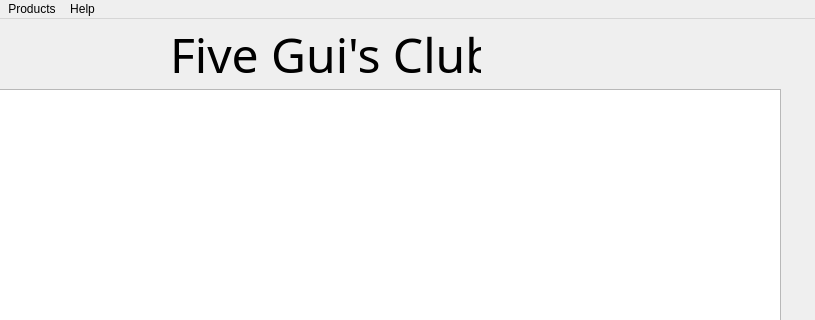
This is src/qt/mainwindow.ui in minipunch/cs1cproject1 as Qt 5 draws it before an edit; both pictures show x 100 to 915 and y 0 to 320 of the 915 by 636 pixel window. The edited form follows.
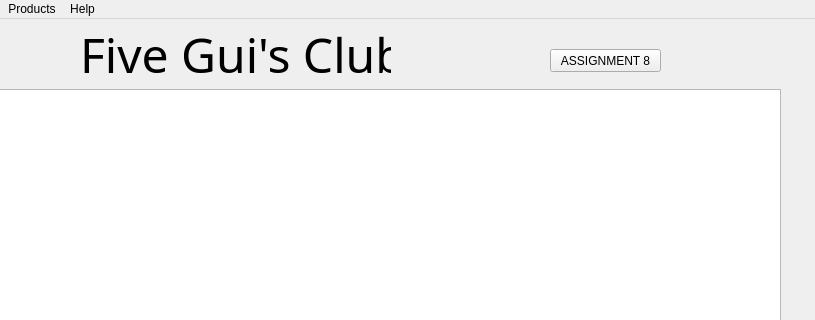
This is the edited form.

Patch:
```diff
--- a/src/qt/mainwindow.ui
+++ b/src/qt/mainwindow.ui
@@ -23,7 +23,7 @@
    <widget class="QLabel" name="label">
     <property name="geometry">
      <rect>
-      <x>270</x>
+      <x>180</x>
       <y>0</y>
       <width>311</width>
       <height>71</height>
@@ -119,6 +119,19 @@
      </item>
     </layout>
    </widget>
+   <widget class="QPushButton" name="assi8">
+    <property name="geometry">
+     <rect>
+      <x>650</x>
+      <y>30</y>
+      <width>111</width>
+      <height>23</height>
+     </rect>
+    </property>
+    <property name="text">
+     <string>ASSIGNMENT 8</string>
+    </property>
+   </widget>
    <zorder>layoutWidget</zorder>
    <zorder>label</zorder>
    <zorder>listWidget</zorder>
```
Left out of the diff: 1 changed line with no effect on the pictures.
